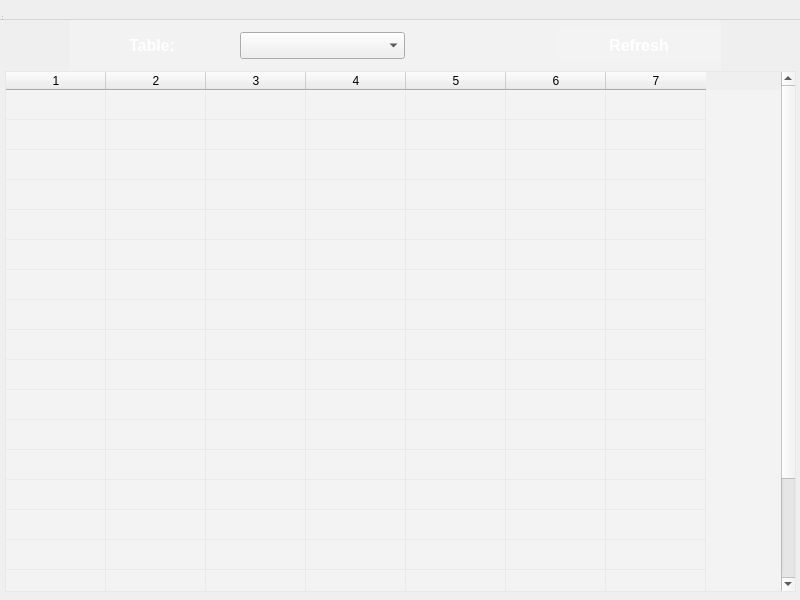
Before: the Qt Designer form src/DB/GUI/tablewindow.ui in HappyNano/DB-spbstu, drawn with Qt 5.
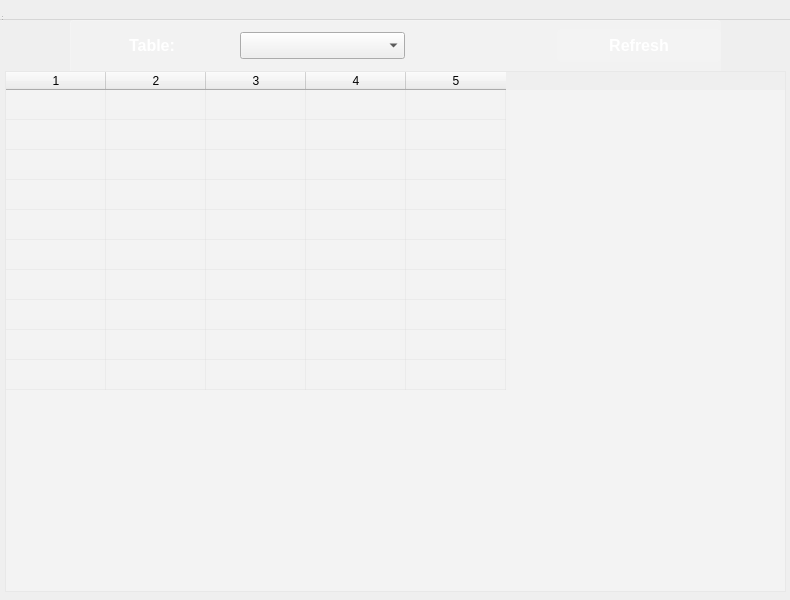
After: the same form once the commit is applied.

Patch:
```diff
--- a/src/DB/GUI/tablewindow.ui
+++ b/src/DB/GUI/tablewindow.ui
@@ -6,7 +6,7 @@
    <rect>
     <x>0</x>
     <y>0</y>
-    <width>800</width>
+    <width>790</width>
     <height>600</height>
    </rect>
   </property>
@@ -154,7 +154,7 @@
     <rect>
      <x>5</x>
      <y>71</y>
-     <width>791</width>
+     <width>781</width>
      <height>521</height>
     </rect>
    </property>
@@ -169,10 +169,10 @@
 background-color: rgba(255,255,255,0.25);}</string>
    </property>
    <property name="rowCount">
-    <number>20</number>
+    <number>10</number>
    </property>
    <property name="columnCount">
-    <number>7</number>
+    <number>5</number>
    </property>
    <attribute name="verticalHeaderVisible">
     <bool>false</bool>
@@ -187,18 +187,6 @@
    <row/>
    <row/>
    <row/>
-   <row/>
-   <row/>
-   <row/>
-   <row/>
-   <row/>
-   <row/>
-   <row/>
-   <row/>
-   <row/>
-   <row/>
-   <column/>
-   <column/>
    <column/>
    <column/>
    <column/>
```
